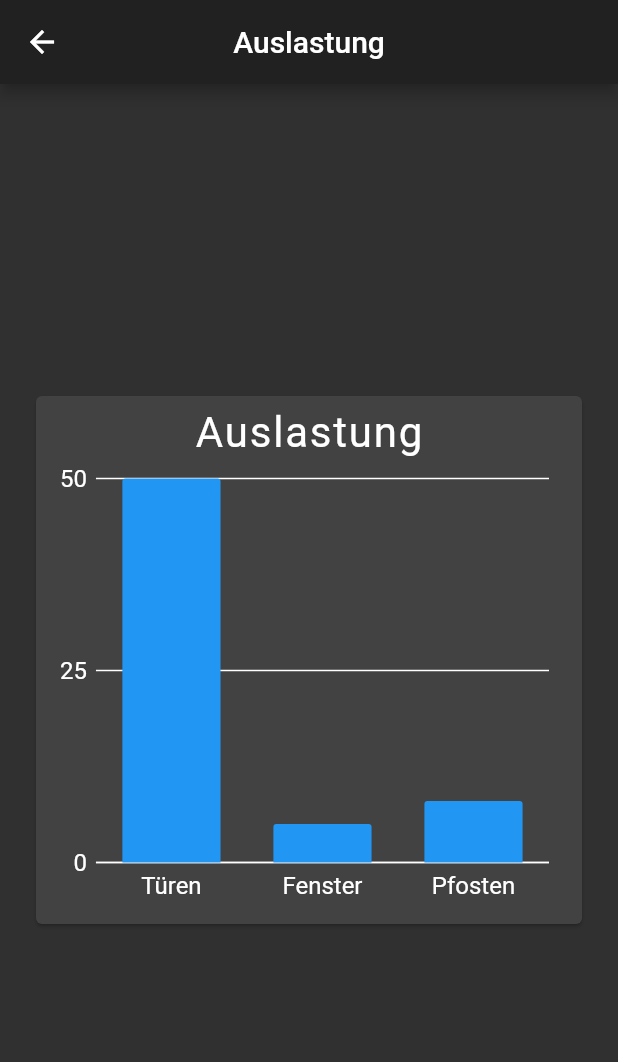
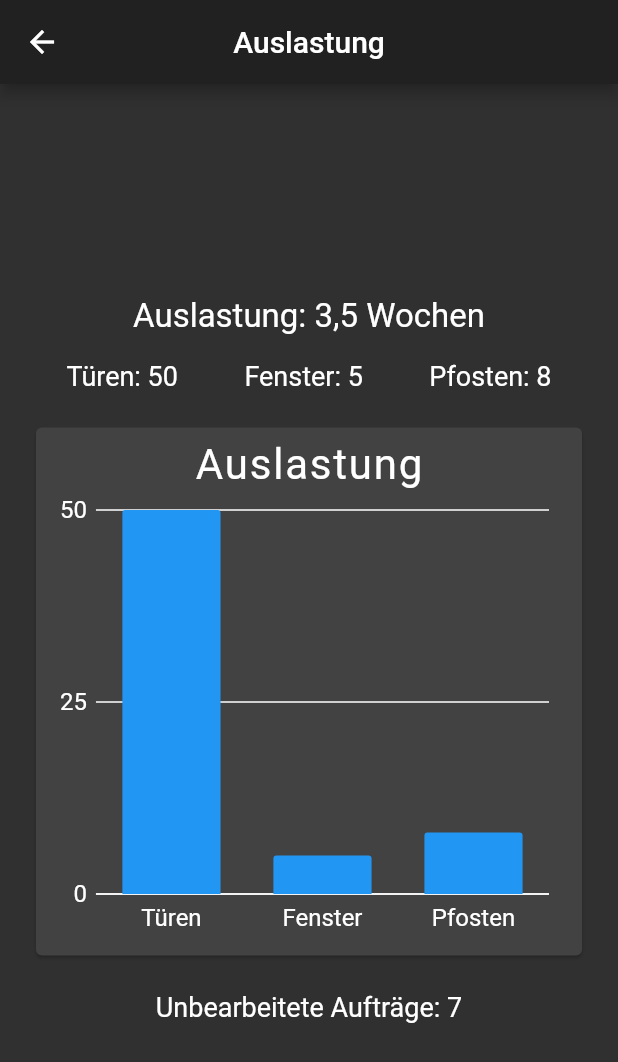
Before and after one commit to Marcel-Geirhos/buehlmaier_app, a Flutter app: the WorkloadPage screen opened directly, on a phone screen of 412 x 824 dp. Shown: the top 1062 px of the screen. Run offline on Flutter 3.47's test engine with Material 2 defaults, Android fonts, the phone set to English and light mode, and no system bars; our stand-ins replace charts_flutter, cloud_firestore, progress_dialog, table_calendar; accounts and stored records are empty.

Commit message:
Auslastungsseite erweitern
- Auslastungsseite erweitert um genaue Anzahl der anstehenden Türen, Fenster und Pfosten.

```diff
--- a/lib/userInterface/workloadPage.dart
+++ b/lib/userInterface/workloadPage.dart
@@ -30,7 +30,28 @@ class WorkloadPage extends StatelessWidget {
         centerTitle: true,
       ),
       body: Center(
-        child: WorkloadChart(data: data),
+        child: Column(
+          mainAxisAlignment: MainAxisAlignment.center,
+          children: [
+            Padding(
+              padding: const EdgeInsets.only(bottom: 16.0),
+              child: Text(
+                'Auslastung: 3,5 Wochen',
+                style: TextStyle(fontSize: 22.0),
+              ),
+            ),
+            Row(
+              mainAxisAlignment: MainAxisAlignment.spaceEvenly,
+              children: [
+                Text('Türen: ${data.elementAt(0).count.toString()}', style: TextStyle(fontSize: 18.0)),
+                Text('Fenster: ${data.elementAt(1).count.toString()}', style: TextStyle(fontSize: 18.0)),
+                Text('Pfosten: ${data.elementAt(2).count.toString()}', style: TextStyle(fontSize: 18.0)),
+              ],
+            ),
+            WorkloadChart(data: data),
+            Text('Unbearbeitete Aufträge: 7', style: TextStyle(fontSize: 18.0)),
+          ],
+        ),
       ),
     );
   }
--- a/lib/utils/chart.dart
+++ b/lib/utils/chart.dart
@@ -20,7 +20,7 @@ class WorkloadChart extends StatelessWidget {
     ];
     return Container(
       height: 400,
-      padding: EdgeInsets.all(20),
+      padding: const EdgeInsets.all(20),
       child: Card(
         child: Padding(
           padding: const EdgeInsets.all(8.0),
@@ -37,7 +37,6 @@ class WorkloadChart extends StatelessWidget {
                   animationDuration: Duration(milliseconds: 1200),
                   domainAxis: new charts.OrdinalAxisSpec(
                     renderSpec: new charts.SmallTickRendererSpec(
-                      minimumPaddingBetweenLabelsPx: 0,
                       // Tick and Label styling here.
                       labelStyle: new charts.TextStyleSpec(
                           fontSize: 16, // size in Pts.
```
